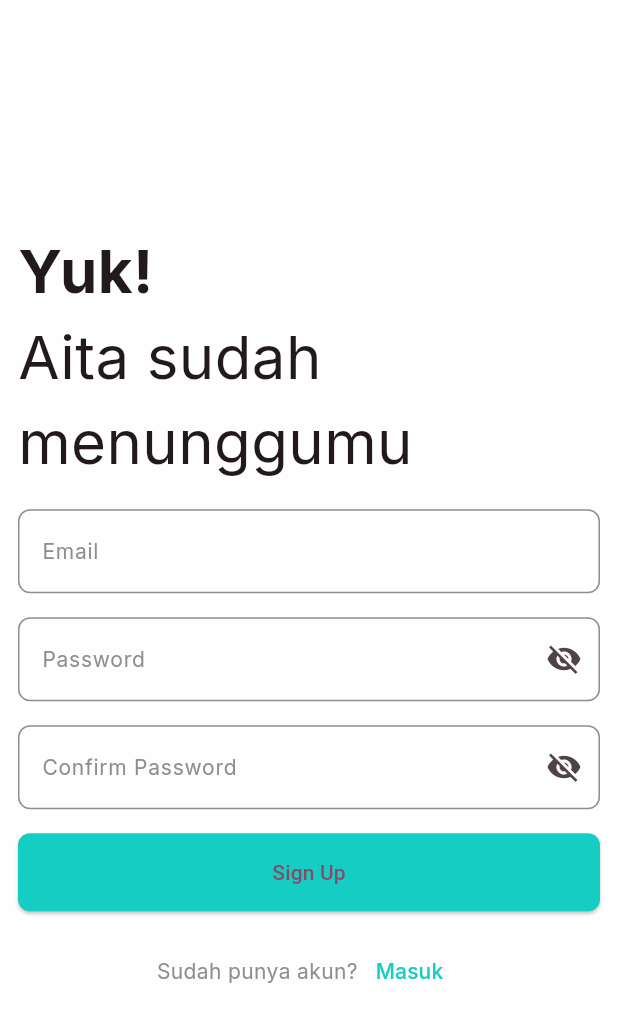
After one commit to masnurrm/aitakata-app, a Flutter app: the screen it shows after launch, after a tap on "Daftar", on a phone screen of 412 x 824 dp. The commit adds this screen. Shown: the top 1022 px of the screen. Run offline on Flutter 3.47's test engine with Material 3 defaults, Android fonts, the phone set to English and light mode, and no system bars; our stand-ins replace firebase_auth, firebase_core, flutter_dotenv, google_fonts; accounts and stored records are empty; network calls fail.

Commit message:
feat: sign up

```diff
--- a/lib/pages/login_page.dart
+++ b/lib/pages/login_page.dart
@@ -1,6 +1,7 @@
 import 'package:aitakata_app/models/auth.dart';
 import 'package:aitakata_app/services/auth.dart';
 import 'package:aitakata_app/pages/activity_page.dart';
+import 'package:aitakata_app/pages/signup_page.dart';
 import 'package:flutter/material.dart';
 import 'package:google_fonts/google_fonts.dart';
 
@@ -217,6 +218,44 @@ class _LoginPageState extends State<LoginPage> {
 
               const SizedBox(height: 30.0),
 
+              //sign up
+              Row(
+                children: [
+                  Expanded(
+                    child: TextButton(
+                      onPressed: () {
+                        Navigator.push(context, MaterialPageRoute(builder: (context) => const SignUpPage()));
+                      },
+                      style: const ButtonStyle(
+                        padding: MaterialStatePropertyAll(
+                          EdgeInsets.symmetric(vertical: 16.0),
+                        ),
+                        backgroundColor: MaterialStatePropertyAll(
+                          Colors.transparent,
+                        ),
+                        shape: MaterialStatePropertyAll(
+                          RoundedRectangleBorder(
+                            side: BorderSide(
+                              color: Color(0xFFDADADA),
+                            ),
+                            borderRadius: BorderRadius.all(
+                              Radius.circular(8.0),
+                            ),
+                          ),
+                        ),
+                      ),
+                      child: const Text(
+                        'Daftar',
+                        style: TextStyle(
+                          color: Color(0xFF6A707C),
+                          fontSize: 16.0,
+                        ),
+                      ),
+                    ),
+                  ),
+                ],
+              ),
+
               // button: masuk google
               Row(
                 children: [
--- /dev/null
+++ b/lib/pages/signup_page.dart
@@ -0,0 +1,240 @@
+import 'package:aitakata_app/models/auth.dart';
+import 'package:aitakata_app/services/auth.dart';
+import 'package:aitakata_app/pages/login_page.dart';
+import 'package:flutter/material.dart';
+import 'package:google_fonts/google_fonts.dart';
+
+class SignUpPage extends StatefulWidget {
+  const SignUpPage({super.key});
+
+  @override
+  State<SignUpPage> createState() => _SignUpPageState();
+}
+
+class _SignUpPageState extends State<SignUpPage> {
+  bool _passwordIsHidden = true;
+  bool _confirmPasswordIsHidden = true;
+
+  final TextEditingController _emailController = TextEditingController();
+  final TextEditingController _passwordController = TextEditingController();
+  final TextEditingController _confirmPasswordController = TextEditingController();
+
+  void _togglePasswordView() {
+    setState(() {
+      _passwordIsHidden = !_passwordIsHidden;
+    });
+  }
+
+  void _toggleConfirmPasswordView() {
+    setState(() {
+      _confirmPasswordIsHidden = !_confirmPasswordIsHidden;
+    });
+  }
+
+  @override
+  Widget build(BuildContext context) {
+    return SafeArea(
+      child: Scaffold(
+        backgroundColor: const Color(0xFFFEFEFE),
+        body: Padding(
+          padding: const EdgeInsets.symmetric(horizontal: 12.0),
+          child: Column(
+            crossAxisAlignment: CrossAxisAlignment.start,
+            mainAxisAlignment: MainAxisAlignment.center,
+            children: [
+              Text(
+                'Yuk!',
+                style: GoogleFonts.inter(
+                  fontWeight: FontWeight.bold,
+                  fontSize: 40,
+                ),
+              ),
+              // email textfield
+              Text(
+                'Aita sudah',
+                style: GoogleFonts.inter(
+                  fontSize: 40,
+                ),
+              ),
+              Text(
+                'menunggumu',
+                style: GoogleFonts.inter(
+                  fontSize: 40,
+                ),
+              ),
+
+              const SizedBox(height: 16.0),
+
+              // email textfield
+              TextField(
+                controller: _emailController,
+                decoration: InputDecoration(
+                  labelText: 'Email',
+                  labelStyle: GoogleFonts.inter(
+                    fontSize: 14,
+                    color: const Color(0xFF8E8E8E),
+                  ),
+                  enabledBorder: OutlineInputBorder(
+                    borderRadius: BorderRadius.circular(8.0),
+                    borderSide: const BorderSide(
+                      color: Color(0xFF8E8E8E),
+                    ),
+                  ),
+                  focusedBorder: OutlineInputBorder(
+                    borderRadius: BorderRadius.circular(8.0),
+                    borderSide: const BorderSide(
+                      color: Color(0xFF8E8E8E),
+                    ),
+                  ),
+                ),
+              ),
+
+              const SizedBox(height: 16.0),
+
+              // password textfield
+              TextField(
+                controller: _passwordController,
+                obscureText: _passwordIsHidden,
+                decoration: InputDecoration(
+                  labelText: 'Password',
+                  labelStyle: GoogleFonts.inter(
+                    fontSize: 14,
+                    color: const Color(0xFF8E8E8E),
+                  ),
+                  enabledBorder: OutlineInputBorder(
+                    borderRadius: BorderRadius.circular(8.0),
+                    borderSide: const BorderSide(
+                      color: Color(0xFF8E8E8E),
+                    ),
+                  ),
+                  focusedBorder: OutlineInputBorder(
+                    borderRadius: BorderRadius.circular(8.0),
+                    borderSide: const BorderSide(
+                      color: Color(0xFF8E8E8E),
+                    ),
+                  ),
+                  suffixIcon: IconButton(
+                    onPressed: _togglePasswordView,
+                    icon: _passwordIsHidden
+                        ? const Icon(Icons.visibility_off)
+                        : const Icon(Icons.visibility),
+                  ),
+                ),
+              ),
+
+              const SizedBox(height: 16.0),
+
+              // confirm password textfield
+              TextField(
+                controller: _confirmPasswordController,
+                obscureText: _confirmPasswordIsHidden,
+                decoration: InputDecoration(
+                  labelText: 'Confirm Password',
+                  labelStyle: GoogleFonts.inter(
+                    fontSize: 14,
+                    color: const Color(0xFF8E8E8E),
+                  ),
+                  enabledBorder: OutlineInputBorder(
+                    borderRadius: BorderRadius.circular(8.0),
+                    borderSide: const BorderSide(
+                      color: Color(0xFF8E8E8E),
+                    ),
+                  ),
+                  focusedBorder: OutlineInputBorder(
+                    borderRadius: BorderRadius.circular(8.0),
+                    borderSide: const BorderSide(
+                      color: Color(0xFF8E8E8E),
+                    ),
+                  ),
+                  suffixIcon: IconButton(
+                    onPressed: _toggleConfirmPasswordView,
+                    icon: _confirmPasswordIsHidden
+                        ? const Icon(Icons.visibility_off)
+                        : const Icon(Icons.visibility),
+                  ),
+                ),
+              ),
+
+              const SizedBox(height: 16.0),
+
+              // sign up button
+              SizedBox(
+                width: double.infinity,
+                child: ElevatedButton(
+                  onPressed: () async {
+                    SignInSignUpResult result = await Auth.createUser(
+                      email: _emailController.text,
+                      pass: _passwordController.text,
+                    );
+                    if(context.mounted){
+                      if (result.user != null) {
+                        Navigator.pushReplacement(
+                          context,
+                          MaterialPageRoute(
+                            builder: (context) => const LoginPage(),
+                          ),
+                        );
+                      } else {
+                        showDialog(
+                          context: context,
+                          builder: (context) => AlertDialog(
+                            title: const Text('Error'),
+                            content: Text(result.message!),
+                            actions: [
+                              TextButton(
+                                onPressed: () {
+                                  Navigator.pop(context);
+                                },
+                                child: const Text('OK'),
+                              ),
+                            ],
+                          ),
+                        );
+                      }
+                    }
+                  },
+                  style: ElevatedButton.styleFrom(
+                    backgroundColor: const Color(0xFF15CDC3),
+                    shape: RoundedRectangleBorder(
+                      borderRadius: BorderRadius.circular(8.0),
+                    ),
+                    padding: const EdgeInsets.symmetric(vertical: 16.0),
+                  ),
+                  child: const Text('Sign Up'),
+                ),
+              ),
+
+              const SizedBox(height: 16.0),
+
+              // sign in text
+              Row(
+                mainAxisAlignment: MainAxisAlignment.center,
+                children: [
+                  Text(
+                    'Sudah punya akun?',
+                    style: GoogleFonts.inter(
+                      fontSize: 14,
+                      color: const Color(0xFF8E8E8E),
+                    ),
+                  ),
+                  TextButton(
+                    onPressed: () {
+                      Navigator.pop(context);
+                    },
+                    child: Text(
+                      'Masuk',
+                      style: GoogleFonts.inter(
+                        fontSize: 14,
+                        color: const Color(0xFF15CDC3),
+                      ),
+                    ),
+                  ),
+                ],
+              ),
+            ],
+          ),
+        ),
+      ),
+    );
+  }
+}
```
